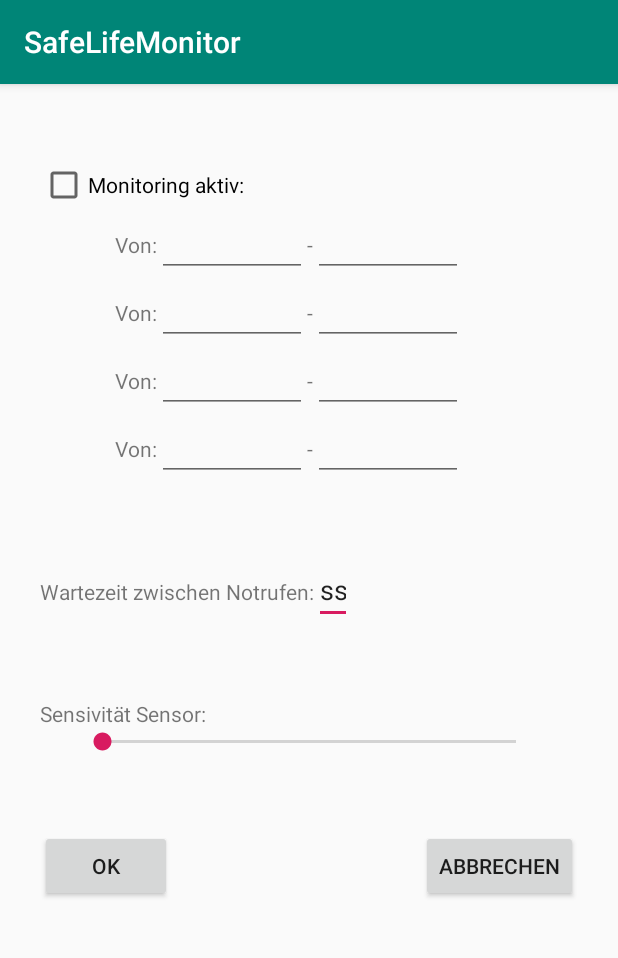
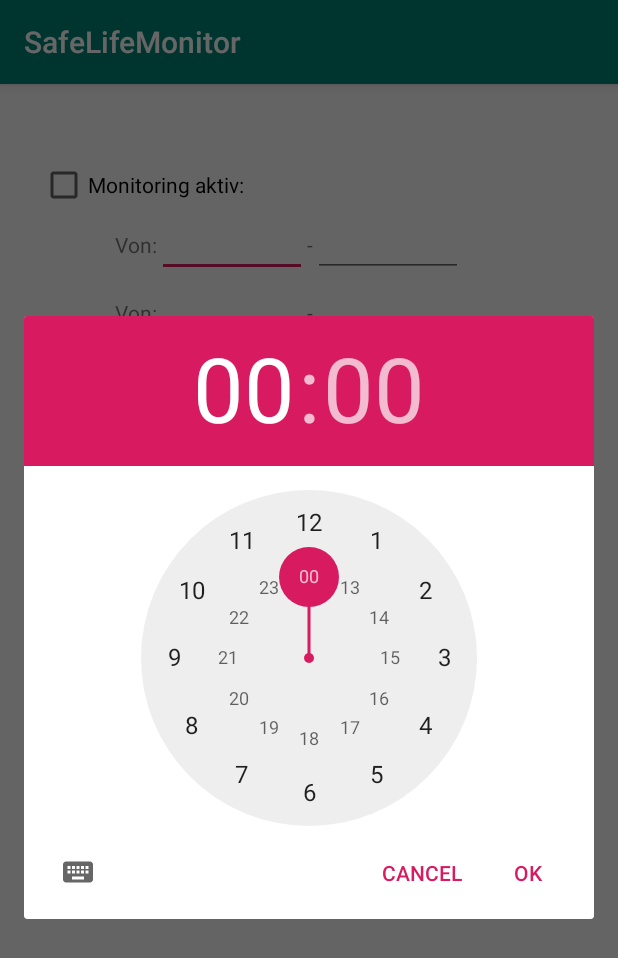
Before and after one commit to MartinBartolome/SafeLifeMonitor, an Android app: the screen it shows after launch (ApplikationEinstellungenActivity), in the options menu, after a tap on "Einstellungen", on a phone screen of 412 x 824 dp. Shown: the top 958 px of the screen. Run offline under Robolectric (Android 15) with nearby library versions, the phone set to English and light mode, and no system bars.

Commit message:
Erweiterung der Applikations Einstellungen

```diff
--- a/app/src/main/AndroidManifest.xml
+++ b/app/src/main/AndroidManifest.xml
@@ -12,10 +12,10 @@
         android:roundIcon="@mipmap/ic_launcher_round"
         android:supportsRtl="true"
         android:theme="@style/AppTheme">
-        <service
+        <!---<service
             android:name=".MonitorService"
             android:enabled="true"
-            android:exported="false"/>
+            android:exported="false"/>-->
         <receiver android:name=".SmsClient"  android:exported="true">
             <intent-filter>
                 <action android:name="android.provider.Telephony.SMS_RECEIVED"/>
--- a/app/src/main/java/schutzengel/com/safelifemonitor/ApplikationEinstellungen.java
+++ b/app/src/main/java/schutzengel/com/safelifemonitor/ApplikationEinstellungen.java
@@ -4,14 +4,24 @@
 import java.util.ArrayList;
 
 public class ApplikationEinstellungen {
+
+    public static final String tableName = "Application";
+    public static final String col_Schwellwert= "SchwellwertBewegungssensor";
+    public static final String col_MaxInactive = "MaximaleAnzahlInaktiveBewegungen";
+    public static final String col_Intervall = "MonitorServiceIntervalInMillisekunden";
+    public static final String col_Time1From = "Time1From";
+    public static final String col_Time2From = "Time2From";
+    public static final String col_Time3From = "Time3From";
+    public static final String col_Time4From = "Time4From";
+    public static final String col_Time1To = "Time1To";
+    public static final String col_Time2To = "Time2To";
+    public static final String col_Time3To = "Time3To";
+    public static final String col_Time4To = "Time4To";
+
     protected int schwellwertBewegungssensor = 0;
     protected int maximaleAnzahlInaktiveBewegungen = 10;
     protected int monitorServiceIntervalInMillisekunden = 1000;
-    ArrayList<Time> Times = new ArrayList<>();
-
-    public static String getTableName() {
-        return "Application";
-    }
+    ArrayList<String> Times = new ArrayList<>();
 
     public enum Field {
         SchwellwertBewegungssensor,
@@ -42,11 +52,11 @@
     public void setMonitorServiceInterval(int milliseconds) {
         this.monitorServiceIntervalInMillisekunden = milliseconds;
     }
-    public void setTimes(ArrayList<Time> times)
+    public void setTimes(ArrayList<String> times)
     {
         this.Times = times;
     }
-    public ArrayList<Time> getTimes()
+    public ArrayList<String> getTimes()
     {
         return Times;
     }
--- a/app/src/main/java/schutzengel/com/safelifemonitor/ApplikationEinstellungenActivity.java
+++ b/app/src/main/java/schutzengel/com/safelifemonitor/ApplikationEinstellungenActivity.java
@@ -19,12 +19,55 @@
     EditText SetTime;
     TimePickerDialog timePickerDialog;
 
+    EditText Time1From;
+    EditText Time1To;
+    EditText Time2From;
+    EditText Time2To;
+    EditText Time3From;
+    EditText Time3To;
+    EditText Time4From;
+    EditText Time4To;
+    View.OnFocusChangeListener onFocusChangeListener;
+
     @Override
     protected void onCreate(Bundle savedInstanceState) {
         super.onCreate(savedInstanceState);
         setContentView(R.layout.application_properties);
         // Read the data
         ApplikationEinstellungen applikationEinstellungen = Datenbank.getInstance().getApplikationEinstellungen();
+
+        timePickerDialog = new TimePickerDialog(this, new TimePickerDialog.OnTimeSetListener() {
+            @Override
+            public void onTimeSet(TimePicker tpView, int hourOfDay, int minute) {
+                SetTime.setText(hourOfDay + ":" + minute);
+                timePickerDialog.updateTime(0,0);
+            }
+        }, 0, 0, true);
+        onFocusChangeListener = new View.OnFocusChangeListener() {
+            @Override
+            public void onFocusChange(View v, boolean hasFocus) {
+                if(hasFocus) {
+                    SetTime = (EditText)v;
+                    timePickerDialog.show();
+                }
+                else
+                    timePickerDialog.hide();
+            }
+        };
+
+        Time1From = findViewById(R.id.Time1_from);
+        Time1From.setOnFocusChangeListener(onFocusChangeListener);
+        Time1To = findViewById(R.id.Time1_to);
+        Time1To.setOnFocusChangeListener(onFocusChangeListener);
+        Time2From = findViewById(R.id.Time2_from);
+        Time2To = findViewById(R.id.Time2_to);
+        Time3From = findViewById(R.id.Time3_from);
+        Time3To = findViewById(R.id.Time3_to);
+        Time4From = findViewById(R.id.Time4_from);
+        Time4To = findViewById(R.id.Time4_to);
+
+
+
         // fill the widghes....
         FillTime(applikationEinstellungen.getTimes());
     }
@@ -34,48 +77,49 @@
         // Create and populate the properites
         ApplikationEinstellungen applikationEinstellungen = new ApplikationEinstellungen();
 
+        ArrayList<String> times = new ArrayList<String>();
+        times.add(Time1From.getText().toString());
+        times.add(Time1To.getText().toString());
+        times.add(Time2From.getText().toString());
+        times.add(Time2To.getText().toString());
+        times.add(Time3From.getText().toString());
+        times.add(Time3To.getText().toString());
+        times.add(Time4From.getText().toString());
+        times.add(Time4To.getText().toString());
+
+        applikationEinstellungen.setTimes(times);
         // Write persistent
         Datenbank.getInstance().set(applikationEinstellungen);
+
+        finish();
     }
 
-    public void GetTime(View view)
-    {
-        SetTime = (EditText)view;
-        timePickerDialog = new TimePickerDialog(this, new TimePickerDialog.OnTimeSetListener() {
-            @Override
-            public void onTimeSet(TimePicker tpView, int hourOfDay, int minute) {
-                SetTime.setText(hourOfDay+":"+minute);
-            }
-        },0,0,true);
-        timePickerDialog.show();
-    }
-
-    public void Save(View view)
-    {
-        finish();
-    }
     public void Close(View view)
     {
         finish();
     }
 
-    private void FillTime(ArrayList<Time> times)
+    private void FillTime(ArrayList<String> times)
     {
-        TextView Time1From = findViewById(R.id.Time1_from);
-        TextView Time1To = findViewById(R.id.Time1_to);
-        TextView Time2From = findViewById(R.id.Time2_from);
-        TextView Time2To = findViewById(R.id.Time2_to);
-        TextView Time3From = findViewById(R.id.Time3_from);
-        TextView Time3To = findViewById(R.id.Time3_to);
-        TextView Time4From = findViewById(R.id.Time4_from);
-        TextView Time4To = findViewById(R.id.Time4_to);
-
         int counter = 0;
-        for (Time t: times) {
-            DateFormat format = new SimpleDateFormat("HH:mm");
+        for (String t: times) {
             if(counter == 0)
-                Time1From.setText(format.format(t.getTime()));
-
+                Time1From.setText(t);
+            if(counter == 1)
+                Time1To.setText(t);
+            if(counter == 2)
+                Time2From.setText(t);
+            if(counter == 3)
+                Time2To.setText(t);
+            if(counter == 4)
+                Time3From.setText(t);
+            if(counter == 5)
+                Time3To.setText(t);
+            if(counter == 6)
+                Time4From.setText(t);
+            if(counter == 7)
+                Time4To.setText(t);
+            counter++;
         }
     }
 }
--- a/app/src/main/java/schutzengel/com/safelifemonitor/Datenbank.java
+++ b/app/src/main/java/schutzengel/com/safelifemonitor/Datenbank.java
@@ -5,14 +5,20 @@
 import android.database.sqlite.SQLiteDatabase;
 import android.database.sqlite.SQLiteOpenHelper;
 
+import java.sql.Array;
+import java.sql.Time;
+import java.text.DateFormat;
+import java.text.SimpleDateFormat;
 import java.util.ArrayList;
 
 public class Datenbank extends SQLiteOpenHelper {
     SQLiteDatabase sqLiteDatabase;
     static final String DB_NAME = "SafeLifeMonitor.db";
     static final int DB_VERSION = 1;
-    private static final String CREATE_TABLE = "create table " + NotfallKontakt.tableName + "(" + NotfallKontakt.col_Priority + " INTEGER NOT NULL," + NotfallKontakt.col_Icon + " INTEGER NOT NULL, " + NotfallKontakt.col_Description + " TEXT," + NotfallKontakt.col_Telephone + " TEXT NOT NULL);";
-    private static final String DROP_TABLE = "DROP TABLE IF EXISTS "+ NotfallKontakt.tableName;
+    private static final String CREATE_TABLE_CONTACT = "create table " + NotfallKontakt.tableName + "(" + NotfallKontakt.col_Priority + " INTEGER NOT NULL," + NotfallKontakt.col_Icon + " INTEGER NOT NULL, " + NotfallKontakt.col_Description + " TEXT," + NotfallKontakt.col_Telephone + " TEXT NOT NULL);";
+    private static final String DROP_TABLE_CONTACT = "DROP TABLE IF EXISTS "+ NotfallKontakt.tableName;
+    private static final String CREATE_TABLE_APPLICATION = "create table " + ApplikationEinstellungen.tableName + "(" + ApplikationEinstellungen.col_Schwellwert + " INTEGER NOT NULL," + ApplikationEinstellungen.col_MaxInactive + " INTEGER NOT NULL, " + ApplikationEinstellungen.col_Intervall + " INTEGER NOT NULL, " + ApplikationEinstellungen.col_Time1From + " TEXT, " + ApplikationEinstellungen.col_Time1To + " TEXT, " + ApplikationEinstellungen.col_Time2From + " TEXT, " + ApplikationEinstellungen.col_Time2To + " TEXT, " + ApplikationEinstellungen.col_Time3From + " TEXT, " + ApplikationEinstellungen.col_Time3To + " TEXT, " + ApplikationEinstellungen.col_Time4From + " TEXT, " + ApplikationEinstellungen.col_Time4To + " TEXT );";
+    private static final String DROP_TABLE_APPLICATION = "DROP TABLE IF EXISTS "+ ApplikationEinstellungen.tableName;
 
     private static Datenbank instance = null;
     private ApplikationEinstellungen applikationEinstellungen = null;
@@ -30,47 +36,95 @@
     }
 
     public ApplikationEinstellungen getApplikationEinstellungen() {
-        StringBuilder sqlCommand = new StringBuilder();
-        sqlCommand.append("SELECT * FROM ");
-        sqlCommand.append(ApplikationEinstellungen.getTableName());
-      //  this.driver.runQuery(sqlCommand.toString());
-        // To do...
+        try
+        {
+            if(sqLiteDatabase == null)
+                sqLiteDatabase = getReadableDatabase();
+            String[] tableColumns  = new String[]{
+                    ApplikationEinstellungen.col_Schwellwert,
+                    ApplikationEinstellungen.col_MaxInactive,
+                    ApplikationEinstellungen.col_Intervall,
+                    ApplikationEinstellungen.col_Time1From,
+                    ApplikationEinstellungen.col_Time1To,
+                    ApplikationEinstellungen.col_Time2From,
+                    ApplikationEinstellungen.col_Time2To,
+                    ApplikationEinstellungen.col_Time3From,
+                    ApplikationEinstellungen.col_Time3To,
+                    ApplikationEinstellungen.col_Time4From,
+                    ApplikationEinstellungen.col_Time4To
+            };
+
+            Cursor c = sqLiteDatabase.query(ApplikationEinstellungen.tableName, tableColumns, null, null,
+                    null, null, null);
+            for (c.moveToFirst(); !c.isAfterLast(); c.moveToNext()) {
+                this.applikationEinstellungen.setSchwellwertBewegungssensor(c.getInt(c.getColumnIndex(ApplikationEinstellungen.col_Schwellwert)));
+                this.applikationEinstellungen.setMaximaleAnzahlInaktiveBewegungen(c.getInt(c.getColumnIndex(ApplikationEinstellungen.col_MaxInactive)));
+                this.applikationEinstellungen.setMonitorServiceInterval(c.getInt(c.getColumnIndex(ApplikationEinstellungen.col_Intervall)));
+                ArrayList<String> Times = new ArrayList<>();
+                Times.add((c.getString(c.getColumnIndex(ApplikationEinstellungen.col_Time1From))));
+                Times.add((c.getString(c.getColumnIndex(ApplikationEinstellungen.col_Time1To))));
+                Times.add((c.getString(c.getColumnIndex(ApplikationEinstellungen.col_Time2From))));
+                Times.add((c.getString(c.getColumnIndex(ApplikationEinstellungen.col_Time2To))));
+                Times.add((c.getString(c.getColumnIndex(ApplikationEinstellungen.col_Time3From))));
+                Times.add((c.getString(c.getColumnIndex(ApplikationEinstellungen.col_Time3To))));
+                Times.add((c.getString(c.getColumnIndex(ApplikationEinstellungen.col_Time4From))));
+                Times.add((c.getString(c.getColumnIndex(ApplikationEinstellungen.col_Time4To))));
+                this.applikationEinstellungen.setTimes(Times);
+            }
+        }
+        catch (Exception e)
+        {
+            return null;
+        }
         return this.applikationEinstellungen;
     }
 
-    public NotfallKontakt getNotfallKontakt(String telefonNummer)
-    {
-        // To do...
-        return null;
-    }
+    public void set(ApplikationEinstellungen applikationEinstellungen) {
+        if(sqLiteDatabase == null || sqLiteDatabase.isReadOnly())
+            sqLiteDatabase = getWritableDatabase();
+        ContentValues contentValue = new ContentValues();
+        contentValue.put(ApplikationEinstellungen.col_Schwellwert,applikationEinstellungen.getSchwellwertBewegungssensor());
+        contentValue.put(ApplikationEinstellungen.col_MaxInactive,applikationEinstellungen.getMaximaleAnzahlInaktiveBewegungen());
+        contentValue.put(ApplikationEinstellungen.col_Intervall,applikationEinstellungen.getMonitorServiceInterval());
 
-    public void set(ApplikationEinstellungen applikationEinstellungen) {
-        StringBuilder sqlCommand = new StringBuilder();
-        // Delete all rows
-        sqlCommand.append("DELETE FROM ");
-        sqlCommand.append(ApplikationEinstellungen.getTableName());
-//        this.driver.runCommand(sqlCommand.toString());
-        // Insert rows
-        sqlCommand = new StringBuilder();
-        sqlCommand.append("INSERT INTO ");
-        sqlCommand.append(ApplikationEinstellungen.getTableName());
-        sqlCommand.append(" VALUES ");
-        // To do
-  //      this.driver.runCommand(sqlCommand.toString());
+        int counter = 0;
+        for (String t: applikationEinstellungen.getTimes()) {
+            if(counter == 0)
+                contentValue.put(ApplikationEinstellungen.col_Time1From,t);
+            if(counter == 1)
+                contentValue.put(ApplikationEinstellungen.col_Time1To,t);
+            if(counter == 2)
+                contentValue.put(ApplikationEinstellungen.col_Time2From,t);
+            if(counter == 3)
+                contentValue.put(ApplikationEinstellungen.col_Time2To,t);
+            if(counter == 4)
+                contentValue.put(ApplikationEinstellungen.col_Time3From,t);
+            if(counter == 5)
+                contentValue.put(ApplikationEinstellungen.col_Time3To,t);
+            if(counter == 6)
+                contentValue.put(ApplikationEinstellungen.col_Time4From,t);
+            if(counter == 7)
+                contentValue.put(ApplikationEinstellungen.col_Time4To,t);
+            counter++;
+        }
+        sqLiteDatabase.update(ApplikationEinstellungen.tableName,contentValue,null,null);
     }
 
     @Override
     public void onCreate(SQLiteDatabase db) {
         sqLiteDatabase = db;
-        sqLiteDatabase.execSQL(CREATE_TABLE);
+        sqLiteDatabase.execSQL(CREATE_TABLE_CONTACT);
         for (int i = 0; i < 5; i++) {
-            sqLiteDatabase.execSQL("INSERT INTO " + NotfallKontakt.getTableName() + " (" + NotfallKontakt.col_Priority + "," + NotfallKontakt.col_Icon + "," + NotfallKontakt.col_Telephone + ") VALUES(" + i + ",0,0123456789);");
+            sqLiteDatabase.execSQL("INSERT INTO " + NotfallKontakt.tableName + " (" + NotfallKontakt.col_Priority + "," + NotfallKontakt.col_Icon + "," + NotfallKontakt.col_Telephone + ") VALUES(" + i + ",0,0123456789);");
         }
+        sqLiteDatabase.execSQL(CREATE_TABLE_APPLICATION);
+        sqLiteDatabase.execSQL("INSERT INTO " + ApplikationEinstellungen.tableName + " VALUES (5,10,8,NULL,NULL,NULL,NULL,NULL,NULL,NULL,NULL )");
     }
 
     @Override
     public void onUpgrade(SQLiteDatabase db, int oldVersion, int newVersion) {
-        db.execSQL(DROP_TABLE);
+        db.execSQL(DROP_TABLE_CONTACT);
+        db.execSQL(DROP_TABLE_APPLICATION);
         onCreate(db);
     }
 
@@ -94,7 +148,8 @@
 
     public ArrayList<NotfallKontakt> getNotfallKontakte()
     {
-        sqLiteDatabase = this.getReadableDatabase();
+        if(sqLiteDatabase == null)
+            sqLiteDatabase = getReadableDatabase();
         ArrayList<NotfallKontakt> Contacts = new ArrayList<NotfallKontakt>();
         String[] tableColumns  = new String[]{NotfallKontakt.col_Priority, NotfallKontakt.col_Icon, NotfallKontakt.col_Description, NotfallKontakt.col_Telephone};
         try {
@@ -122,7 +177,8 @@
     {
         try
         {
-            sqLiteDatabase = this.getReadableDatabase();
+            if(sqLiteDatabase == null)
+                sqLiteDatabase = getReadableDatabase();
             String[] tableColumns  = new String[]{NotfallKontakt.col_Priority, NotfallKontakt.col_Icon, NotfallKontakt.col_Description, NotfallKontakt.col_Telephone};
             Cursor c = sqLiteDatabase.query(NotfallKontakt.tableName, tableColumns, NotfallKontakt.col_Priority +"=" + priority, null,
                     null, null, null);
--- a/app/src/main/java/schutzengel/com/safelifemonitor/HauptActivity.java
+++ b/app/src/main/java/schutzengel/com/safelifemonitor/HauptActivity.java
@@ -103,14 +103,14 @@
         });
 
         // Start the service
-        try {
+        /*try {
             this.monitorServiceIntent = new Intent(this, MonitorService.class);
             this.monitorServiceIntent.putExtra("Messenger", new Messenger(this.observer));
             bindService(this.monitorServiceIntent, this.monitorServiceConnection, BIND_AUTO_CREATE);
             startService(this.monitorServiceIntent);
         } catch (Exception e) {
             String test = e.getMessage();
-        }
+        }*/
     }
 
     private void onEvent(EreignisAlarmAufheben ereignisAlarmAufheben) {
--- a/app/src/main/java/schutzengel/com/safelifemonitor/NotfallKontakt.java
+++ b/app/src/main/java/schutzengel/com/safelifemonitor/NotfallKontakt.java
@@ -29,10 +29,6 @@
         FireFighter
     }
     private Icon icon = Icon.Schutzengel;
-
-    public static String getTableName() {
-        return "Contacts";
-    }
 
     public enum Field {
         Priority,
--- a/app/src/main/res/layout/application_properties.xml
+++ b/app/src/main/res/layout/application_properties.xml
@@ -43,9 +43,8 @@
                 android:layout_height="wrap_content"
                 android:clickable="true"
                 android:ems="10"
-                android:focusable="false"
-                android:inputType="time"
-                android:onClick="GetTime" />
+                android:focusable="true"
+                android:inputType="time" />
 
             <TextView
                 android:id="@+id/textView8"
@@ -59,9 +58,8 @@
                 android:layout_height="wrap_content"
                 android:clickable="true"
                 android:ems="10"
-                android:focusable="false"
-                android:inputType="time"
-                android:onClick="GetTime" />
+                android:focusable="true"
+                android:inputType="time" />
 
         </LinearLayout>
 
@@ -85,8 +83,7 @@
                 android:clickable="true"
                 android:ems="10"
                 android:focusable="false"
-                android:inputType="time"
-                android:onClick="GetTime" />
+                android:inputType="time" />
 
             <TextView
                 android:id="@+id/textView9"
@@ -101,8 +98,7 @@
                 android:clickable="true"
                 android:ems="10"
                 android:focusable="false"
-                android:inputType="time"
-                android:onClick="GetTime" />
+                android:inputType="time" />
 
         </LinearLayout>
 
@@ -126,8 +122,7 @@
                 android:clickable="true"
                 android:ems="10"
                 android:focusable="false"
-                android:inputType="time"
-                android:onClick="GetTime" />
+                android:inputType="time" />
 
             <TextView
                 android:id="@+id/textView10"
@@ -142,8 +137,7 @@
                 android:clickable="true"
                 android:ems="10"
                 android:focusable="false"
-                android:inputType="time"
-                android:onClick="GetTime" />
+                android:inputType="time" />
         </LinearLayout>
 
         <LinearLayout
@@ -166,8 +160,7 @@
                 android:clickable="true"
                 android:ems="10"
                 android:focusable="false"
-                android:inputType="time"
-                android:onClick="GetTime" />
+                android:inputType="time" />
 
             <TextView
                 android:id="@+id/textView11"
@@ -182,8 +175,7 @@
                 android:clickable="true"
                 android:ems="10"
                 android:focusable="false"
-                android:inputType="time"
-                android:onClick="GetTime" />
+                android:inputType="time" />
 
         </LinearLayout>
 
@@ -244,7 +236,7 @@
                 android:id="@+id/ButtonSave"
                 android:layout_width="wrap_content"
                 android:layout_height="wrap_content"
-                android:onClick="Save"
+                android:onClick="onWritePersistent"
                 android:text="@android:string/ok" />
 
             <Space
--- a/build.gradle
+++ b/build.gradle
@@ -7,7 +7,7 @@
 
     }
     dependencies {
-        classpath 'com.android.tools.build:gradle:3.6.2'
+        classpath 'com.android.tools.build:gradle:3.6.3'
 
         // NOTE: Do not place your application dependencies here; they belong
         // in the individual module build.gradle files
```
